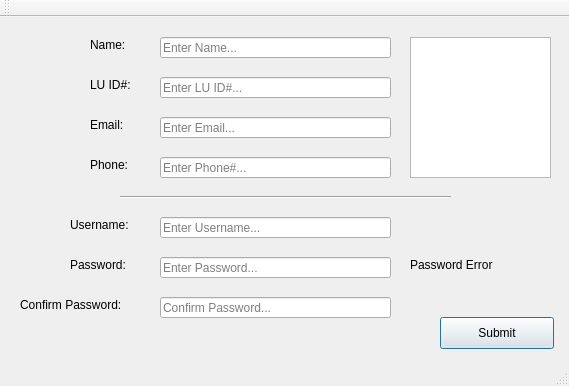
Qt form LAWRENTIAN/LuD/registrationwindow.ui (pyridine/LAWRENTIAN) before a commit.
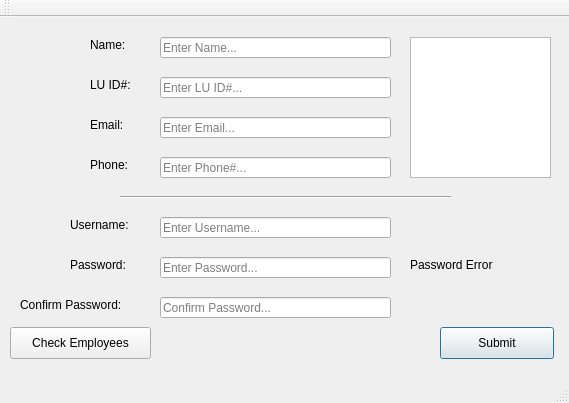
The same form after that commit.

Commit message: check employees window works

Patch:
```diff
--- a/LAWRENTIAN/LuD/registrationwindow.ui
+++ b/LAWRENTIAN/LuD/registrationwindow.ui
@@ -7,7 +7,7 @@
     <x>0</x>
     <y>0</y>
     <width>569</width>
-    <height>386</height>
+    <height>403</height>
    </rect>
   </property>
   <property name="windowTitle">
@@ -225,7 +225,7 @@
     <property name="geometry">
      <rect>
       <x>440</x>
-      <y>300</y>
+      <y>310</y>
       <width>114</width>
       <height>32</height>
      </rect>
@@ -260,6 +260,19 @@
      <string>Password Error</string>
     </property>
    </widget>
+   <widget class="QPushButton" name="pushButton">
+    <property name="geometry">
+     <rect>
+      <x>10</x>
+      <y>310</y>
+      <width>141</width>
+      <height>32</height>
+     </rect>
+    </property>
+    <property name="text">
+     <string>Check Employees</string>
+    </property>
+   </widget>
   </widget>
   <widget class="QMenuBar" name="menuBar">
    <property name="geometry">
```
The commit also changes 18 other files.
